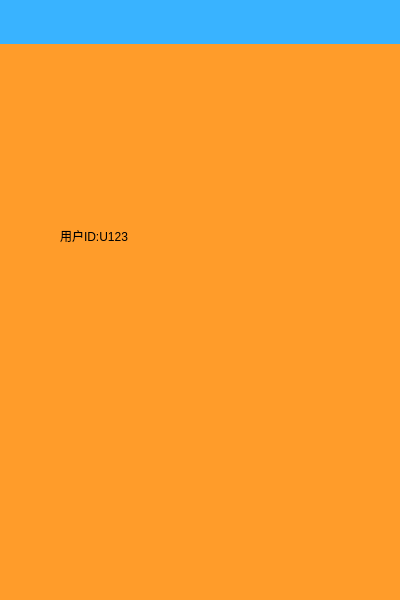
First picture: the form in pages/MinePage.ui, repository wps139hf/app, before the edit.
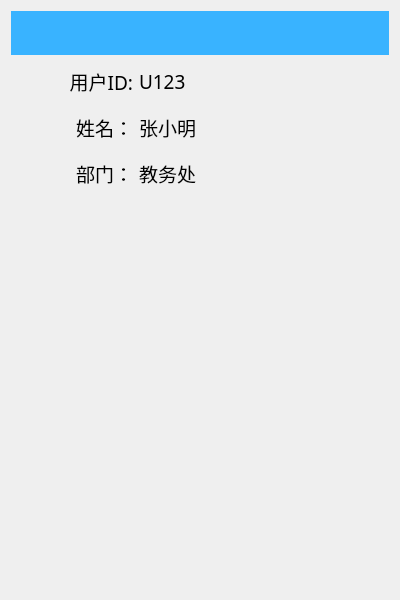
Second picture: the form after the edit. Custom widgets are drawn as their Qt base class.

What changed in the file:
```diff
--- a/pages/MinePage.ui
+++ b/pages/MinePage.ui
@@ -14,34 +14,179 @@
    <string>Form</string>
   </property>
   <property name="styleSheet">
-   <string notr="true">background-color: rgb(255, 156, 42);</string>
+   <string notr="true"/>
   </property>
-  <widget class="TitleBar" name="titleBar" native="true">
-   <property name="geometry">
-    <rect>
-     <x>0</x>
-     <y>0</y>
-     <width>400</width>
-     <height>44</height>
-    </rect>
-   </property>
-   <property name="styleSheet">
-    <string notr="true">background-color: rgb(57, 179, 255);</string>
-   </property>
-  </widget>
-  <widget class="QLabel" name="label">
-   <property name="geometry">
-    <rect>
-     <x>60</x>
-     <y>130</y>
-     <width>201</width>
-     <height>211</height>
-    </rect>
-   </property>
-   <property name="text">
-    <string>用户ID:U123</string>
-   </property>
-  </widget>
+  <layout class="QVBoxLayout" name="verticalLayout">
+   <item>
+    <widget class="TitleBar" name="titleBar" native="true">
+     <property name="minimumSize">
+      <size>
+       <width>0</width>
+       <height>44</height>
+      </size>
+     </property>
+     <property name="styleSheet">
+      <string notr="true">background-color: rgb(57, 179, 255);</string>
+     </property>
+    </widget>
+   </item>
+   <item>
+    <layout class="QGridLayout" name="gridLayout">
+     <item row="0" column="0">
+      <widget class="QLabel" name="label">
+       <property name="minimumSize">
+        <size>
+         <width>0</width>
+         <height>40</height>
+        </size>
+       </property>
+       <property name="font">
+        <font>
+         <family>宋体</family>
+         <pointsize>14</pointsize>
+        </font>
+       </property>
+       <property name="styleSheet">
+        <string notr="true">background-color: transparent</string>
+       </property>
+       <property name="text">
+        <string>用户ID:</string>
+       </property>
+       <property name="alignment">
+        <set>Qt::AlignRight|Qt::AlignTrailing|Qt::AlignVCenter</set>
+       </property>
+      </widget>
+     </item>
+     <item row="0" column="1">
+      <widget class="QLabel" name="label_6">
+       <property name="font">
+        <font>
+         <family>宋体</family>
+         <pointsize>14</pointsize>
+        </font>
+       </property>
+       <property name="styleSheet">
+        <string notr="true">background-color: transparent</string>
+       </property>
+       <property name="text">
+        <string>U123</string>
+       </property>
+      </widget>
+     </item>
+     <item row="0" column="2" rowspan="2">
+      <widget class="QLabel" name="photo">
+       <property name="minimumSize">
+        <size>
+         <width>80</width>
+         <height>80</height>
+        </size>
+       </property>
+       <property name="styleSheet">
+        <string notr="true">background-color: transparent</string>
+       </property>
+       <property name="text">
+        <string/>
+       </property>
+      </widget>
+     </item>
+     <item row="1" column="0">
+      <widget class="QLabel" name="label_2">
+       <property name="minimumSize">
+        <size>
+         <width>0</width>
+         <height>40</height>
+        </size>
+       </property>
+       <property name="font">
+        <font>
+         <family>宋体</family>
+         <pointsize>14</pointsize>
+        </font>
+       </property>
+       <property name="styleSheet">
+        <string notr="true">background-color: transparent</string>
+       </property>
+       <property name="text">
+        <string>姓名：</string>
+       </property>
+       <property name="alignment">
+        <set>Qt::AlignRight|Qt::AlignTrailing|Qt::AlignVCenter</set>
+       </property>
+      </widget>
+     </item>
+     <item row="1" column="1">
+      <widget class="QLabel" name="label_5">
+       <property name="font">
+        <font>
+         <family>宋体</family>
+         <pointsize>14</pointsize>
+        </font>
+       </property>
+       <property name="styleSheet">
+        <string notr="true">background-color: transparent</string>
+       </property>
+       <property name="text">
+        <string>张小明</string>
+       </property>
+      </widget>
+     </item>
+     <item row="2" column="0">
+      <widget class="QLabel" name="label_3">
+       <property name="minimumSize">
+        <size>
+         <width>0</width>
+         <height>40</height>
+        </size>
+       </property>
+       <property name="font">
+        <font>
+         <family>宋体</family>
+         <pointsize>14</pointsize>
+        </font>
+       </property>
+       <property name="styleSheet">
+        <string notr="true">background-color: transparent</string>
+       </property>
+       <property name="text">
+        <string>部门：</string>
+       </property>
+       <property name="alignment">
+        <set>Qt::AlignRight|Qt::AlignTrailing|Qt::AlignVCenter</set>
+       </property>
+      </widget>
+     </item>
+     <item row="2" column="1">
+      <widget class="QLabel" name="label_4">
+       <property name="font">
+        <font>
+         <family>宋体</family>
+         <pointsize>14</pointsize>
+        </font>
+       </property>
+       <property name="styleSheet">
+        <string notr="true">background-color: transparent</string>
+       </property>
+       <property name="text">
+        <string>教务处</string>
+       </property>
+      </widget>
+     </item>
+    </layout>
+   </item>
+   <item>
+    <spacer name="verticalSpacer">
+     <property name="orientation">
+      <enum>Qt::Vertical</enum>
+     </property>
+     <property name="sizeHint" stdset="0">
+      <size>
+       <width>20</width>
+       <height>389</height>
+      </size>
+     </property>
+    </spacer>
+   </item>
+  </layout>
  </widget>
  <customwidgets>
   <customwidget>
```
